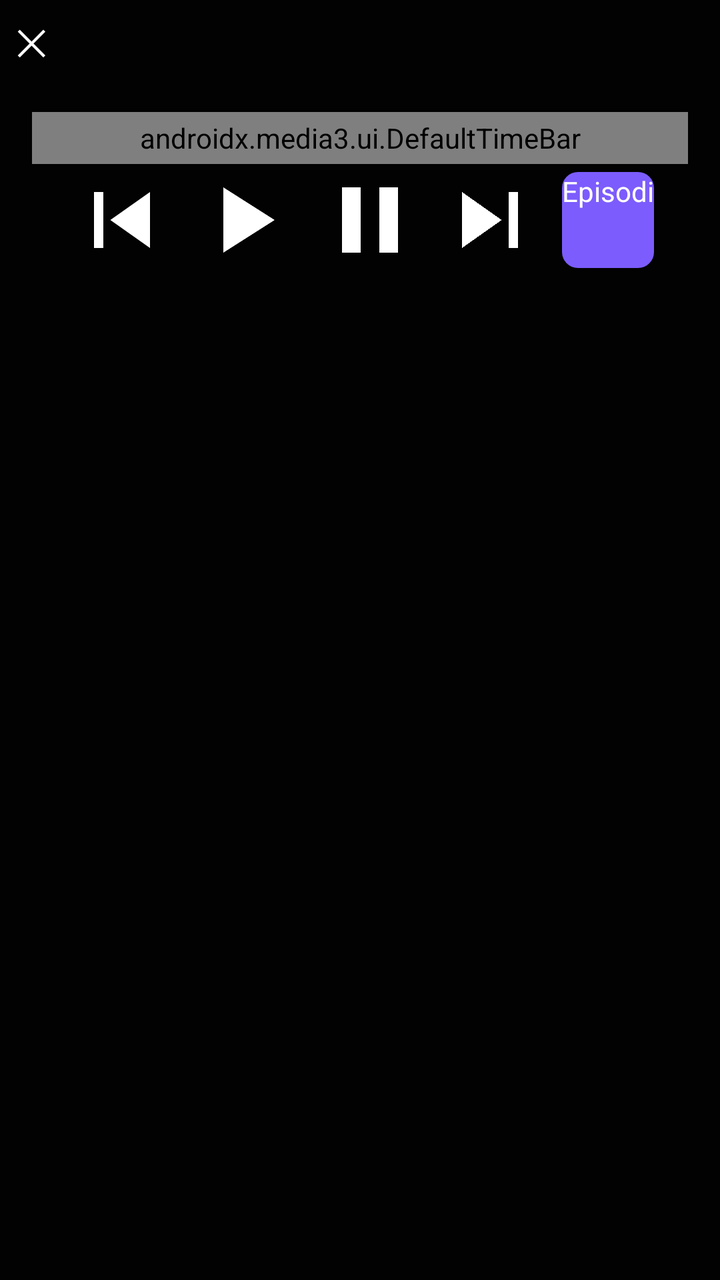
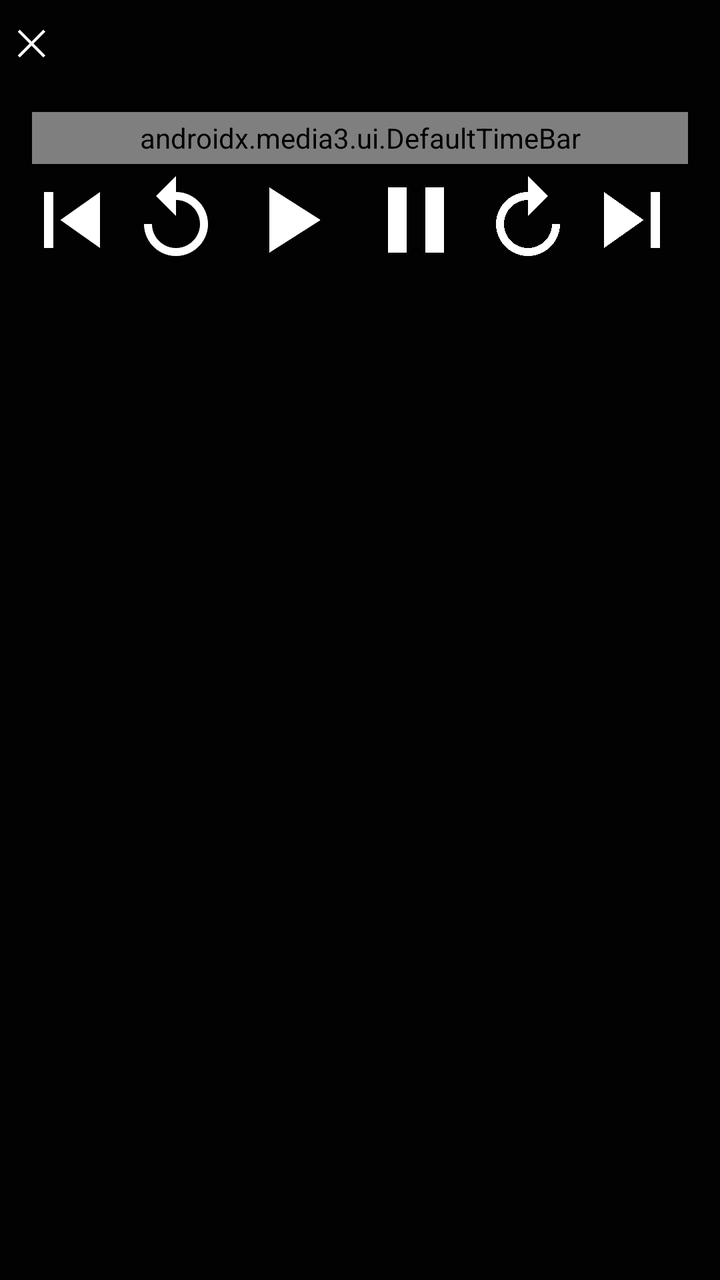

Before-and-after screenshots of an Android layout around one commit, followed by the original layout XML and the change that was made.
<!-- AndroidManifest.xml: application theme AppTheme -->
<!-- res/layout/exo_player_control_view.xml -->
<?xml version="1.0" encoding="utf-8"?>
<LinearLayout xmlns:android="http://schemas.android.com/apk/res/android"
    xmlns:app="http://schemas.android.com/apk/res-auto"
    android:layout_width="match_parent"
    android:layout_height="wrap_content"
    android:layout_gravity="bottom"
    android:background="#CC000000"
    android:orientation="vertical"
    android:padding="8dp">

    <LinearLayout
        android:layout_width="match_parent"
        android:layout_height="wrap_content"
        android:gravity="center_vertical"
        android:orientation="horizontal">

        <Button
            android:id="@+id/c_close"
            android:layout_width="48dp"
            android:layout_height="48dp"
            android:background="?android:attr/selectableItemBackground"
            android:contentDescription="@string/close_player"
            android:text="✕"
            android:textColor="#FFFFFF"
            android:textSize="18sp" />

        <TextView
            android:id="@+id/c_title"
            android:layout_width="0dp"
            android:layout_height="wrap_content"
            android:layout_weight="1"
            android:ellipsize="end"
            android:maxLines="1"
            android:paddingStart="8dp"
            android:paddingEnd="8dp"
            android:textColor="#FFFFFF"
            android:textSize="14sp" />
    </LinearLayout>

    <LinearLayout
        android:layout_width="match_parent"
        android:layout_height="wrap_content"
        android:gravity="center_vertical"
        android:orientation="horizontal">

        <TextView
            android:id="@+id/exo_position"
            android:layout_width="wrap_content"
            android:layout_height="wrap_content"
            android:paddingEnd="8dp"
            android:textColor="#FFFFFF"
            android:textSize="12sp" />

        <androidx.media3.ui.DefaultTimeBar
            android:id="@+id/exo_progress"
            android:layout_width="0dp"
            android:layout_height="26dp"
            android:layout_weight="1"
            app:played_color="@color/accent"
            app:scrubber_color="@color/accent" />

        <TextView
            android:id="@+id/exo_duration"
            android:layout_width="wrap_content"
            android:layout_height="wrap_content"
            android:paddingStart="8dp"
            android:textColor="#FFFFFF"
            android:textSize="12sp" />
    </LinearLayout>

    <LinearLayout
        android:layout_width="match_parent"
        android:layout_height="wrap_content"
        android:gravity="center"
        android:orientation="horizontal">

        <ImageButton
            android:id="@+id/c_prev"
            android:layout_width="56dp"
            android:layout_height="56dp"
            android:background="?android:attr/selectableItemBackgroundBorderless"
            android:contentDescription="@string/prev_episode"
            android:src="@drawable/ic_prev" />

        <ImageButton
            android:id="@+id/exo_play"
            android:layout_width="64dp"
            android:layout_height="56dp"
            android:background="?android:attr/selectableItemBackgroundBorderless"
            android:contentDescription="@string/play"
            android:src="@drawable/ic_play" />

        <ImageButton
            android:id="@+id/exo_pause"
            android:layout_width="64dp"
            android:layout_height="56dp"
            android:background="?android:attr/selectableItemBackgroundBorderless"
            android:contentDescription="@string/pause"
            android:src="@drawable/ic_pause" />

        <ImageButton
            android:id="@+id/c_next"
            android:layout_width="56dp"
            android:layout_height="56dp"
            android:background="?android:attr/selectableItemBackgroundBorderless"
            android:contentDescription="@string/next_episode"
            android:src="@drawable/ic_next" />

        <Button
            android:id="@+id/c_episodes"
            android:layout_width="wrap_content"
            android:layout_height="48dp"
            android:layout_marginStart="8dp"
            android:background="@drawable/bg_player_btn"
            android:text="@string/episode_list"
            android:textColor="#FFFFFF"
            android:textSize="14sp" />
    </LinearLayout>
</LinearLayout>
<!-- resources referenced by this layout -->
<resources>
  <color name="accent">#7C5CFC</color>
  <!-- drawable bg_player_btn (drawable) -->
  <?xml version="1.0" encoding="utf-8"?>
  <shape xmlns:android="http://schemas.android.com/apk/res/android" android:shape="rectangle">
      <solid android:color="@color/accent" />
      <corners android:radius="8dp" />
  </shape>
  <!-- drawable ic_next (drawable) -->
  <?xml version="1.0" encoding="utf-8"?>
  <vector xmlns:android="http://schemas.android.com/apk/res/android"
      android:width="24dp" android:height="24dp"
      android:viewportWidth="24" android:viewportHeight="24">
      <path
          android:fillColor="#FFFFFFFF"
          android:pathData="M6,18l8.5,-6L6,6v12zM16,6v12h2V6h-2z" />
  </vector>
  <!-- drawable ic_pause (drawable) -->
  <?xml version="1.0" encoding="utf-8"?>
  <vector xmlns:android="http://schemas.android.com/apk/res/android"
      android:width="24dp" android:height="24dp"
      android:viewportWidth="24" android:viewportHeight="24">
      <path
          android:fillColor="#FFFFFFFF"
          android:pathData="M6,19h4L10,5L6,5v14zM14,5v14h4v-14h-4z" />
  </vector>
  <!-- drawable ic_play (drawable) -->
  <?xml version="1.0" encoding="utf-8"?>
  <vector xmlns:android="http://schemas.android.com/apk/res/android"
      android:width="24dp" android:height="24dp"
      android:viewportWidth="24" android:viewportHeight="24">
      <path
          android:fillColor="#FFFFFFFF"
          android:pathData="M8,5v14l11,-7z" />
  </vector>
  <!-- drawable ic_prev (drawable) -->
  <?xml version="1.0" encoding="utf-8"?>
  <vector xmlns:android="http://schemas.android.com/apk/res/android"
      android:width="24dp" android:height="24dp"
      android:viewportWidth="24" android:viewportHeight="24">
      <path
          android:fillColor="#FFFFFFFF"
          android:pathData="M6,6h2v12L6,18zM9.5,12l8.5,6L18,6z" />
  </vector>
  <string name="close_player">Chiudi player</string>
  <string name="episode_list">Episodi</string>
  <string name="next_episode">Episodio successivo</string>
  <string name="pause">Pausa</string>
  <string name="play">Riproduci</string>
  <string name="prev_episode">Episodio precedente</string>
  <style name="AppTheme" parent="android:Theme.Material.NoActionBar">
          <item name="android:colorPrimary">@color/accent</item>
          <item name="android:colorPrimaryDark">@color/bg</item>
          <item name="android:colorAccent">@color/accent</item>
          <item name="android:windowBackground">@color/bg</item>
          <item name="android:statusBarColor">@color/bg</item>
          <item name="android:navigationBarColor">@color/bg</item>
          <item name="android:textColorPrimary">@color/text_primary</item>
          <item name="android:textColorSecondary">@color/text_secondary</item>
          <item name="android:windowLightStatusBar">false</item>
      </style>
  <color name="bg">#0B0B10</color>
  <color name="text_primary">#FFFFFF</color>
  <color name="text_secondary">#A0A4B8</color>
</resources>

<!-- the commit's change to res/layout/exo_player_control_view.xml (unified diff, before → after) -->
@@ -83,6 +83,14 @@
             android:src="@drawable/ic_prev" />
 
         <ImageButton
+            android:id="@+id/exo_rew"
+            android:layout_width="48dp"
+            android:layout_height="56dp"
+            android:background="?android:attr/selectableItemBackgroundBorderless"
+            android:contentDescription="@string/rew_10"
+            android:src="@drawable/ic_rew" />
+
+        <ImageButton
             android:id="@+id/exo_play"
             android:layout_width="64dp"
             android:layout_height="56dp"
@@ -97,6 +105,14 @@
             android:background="?android:attr/selectableItemBackgroundBorderless"
             android:contentDescription="@string/pause"
             android:src="@drawable/ic_pause" />
+
+        <ImageButton
+            android:id="@+id/exo_ffwd"
+            android:layout_width="48dp"
+            android:layout_height="56dp"
+            android:background="?android:attr/selectableItemBackgroundBorderless"
+            android:contentDescription="@string/ffwd_10"
+            android:src="@drawable/ic_ffwd" />
 
         <ImageButton
             android:id="@+id/c_next"
<!-- resource entries referenced after the edit -->
@@ -7,6 +7,15 @@
       <solid android:color="@color/accent" />
       <corners android:radius="8dp" />
   </shape>
+  <!-- drawable ic_ffwd (drawable) -->
+  <?xml version="1.0" encoding="utf-8"?>
+  <vector xmlns:android="http://schemas.android.com/apk/res/android"
+      android:width="24dp" android:height="24dp"
+      android:viewportWidth="24" android:viewportHeight="24">
+      <path
+          android:fillColor="#FFFFFFFF"
+          android:pathData="M12,5V1l5,5l-5,5V7c-3.3,0 -6,2.7 -6,6s2.7,6 6,6s6,-2.7 6,-6h2c0,4.4 -3.6,8 -8,8s-8,-3.6 -8,-8s3.6,-8 8,-8z" />
+  </vector>
   <!-- drawable ic_next (drawable) -->
   <?xml version="1.0" encoding="utf-8"?>
   <vector xmlns:android="http://schemas.android.com/apk/res/android"
@@ -43,12 +52,23 @@
           android:fillColor="#FFFFFFFF"
           android:pathData="M6,6h2v12L6,18zM9.5,12l8.5,6L18,6z" />
   </vector>
+  <!-- drawable ic_rew (drawable) -->
+  <?xml version="1.0" encoding="utf-8"?>
+  <vector xmlns:android="http://schemas.android.com/apk/res/android"
+      android:width="24dp" android:height="24dp"
+      android:viewportWidth="24" android:viewportHeight="24">
+      <path
+          android:fillColor="#FFFFFFFF"
+          android:pathData="M12,5V1L7,6l5,5V7c3.3,0 6,2.7 6,6s-2.7,6 -6,6s-6,-2.7 -6,-6H4c0,4.4 3.6,8 8,8s8,-3.6 8,-8s-3.6,-8 -8,-8z" />
+  </vector>
   <string name="close_player">Chiudi player</string>
   <string name="episode_list">Episodi</string>
+  <string name="ffwd_10">Avanti di 10 secondi</string>
   <string name="next_episode">Episodio successivo</string>
   <string name="pause">Pausa</string>
   <string name="play">Riproduci</string>
   <string name="prev_episode">Episodio precedente</string>
+  <string name="rew_10">Indietro di 10 secondi</string>
   <style name="AppTheme" parent="android:Theme.Material.NoActionBar">
           <item name="android:colorPrimary">@color/accent</item>
           <item name="android:colorPrimaryDark">@color/bg</item>
